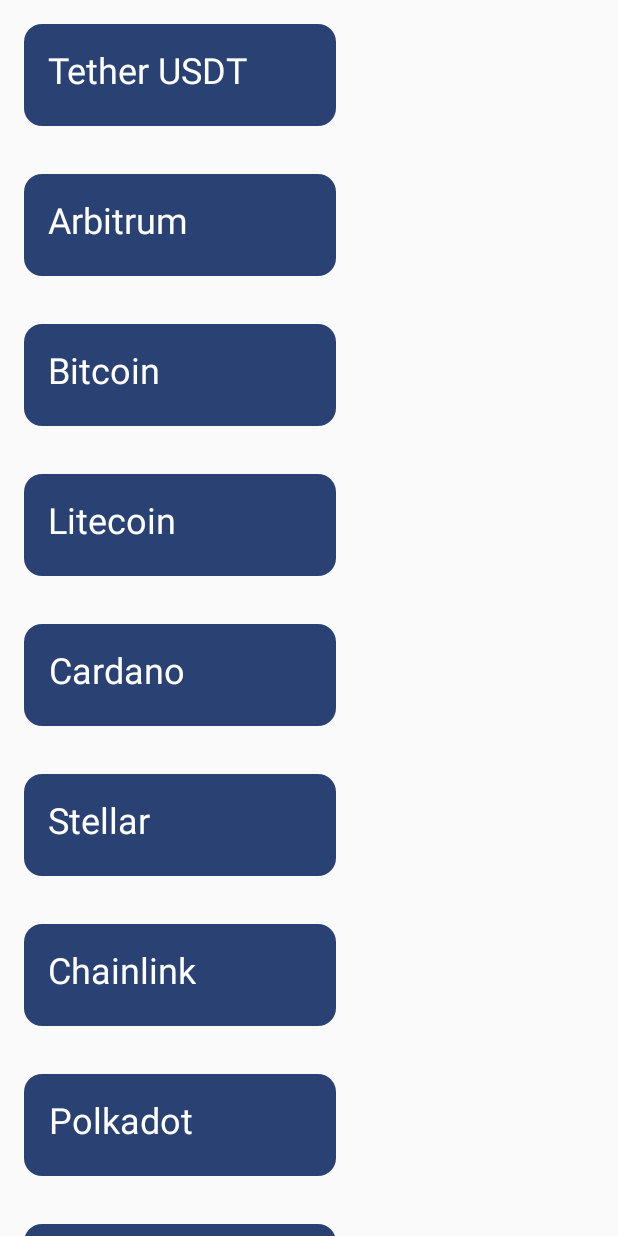
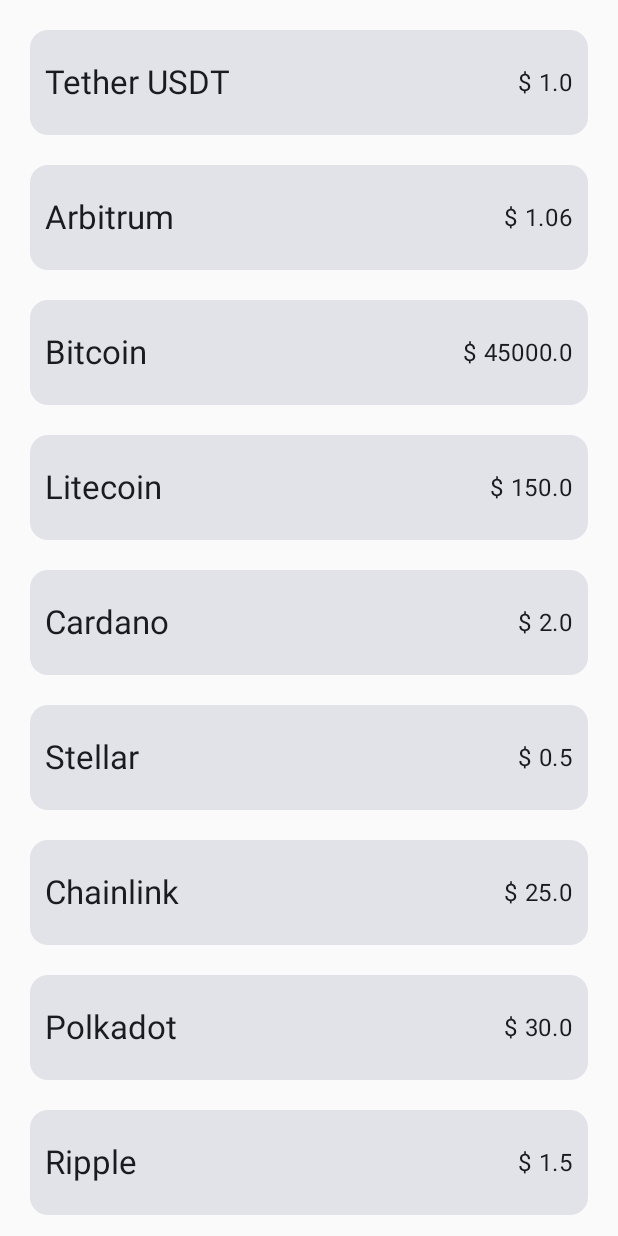
Before and after one commit to basstimam/Compose, an Android app built with Jetpack Compose: the screen it shows after launch (MainActivity), on a phone screen of 412 x 824 dp. Run offline under Robolectric (Android 15) with nearby library versions, the phone set to English and light mode, and no system bars.

Commit message:
[Update] HomeScreen beres

```diff
--- a/app/src/main/java/com/example/jetpackcrypto/MainActivity.kt
+++ b/app/src/main/java/com/example/jetpackcrypto/MainActivity.kt
@@ -3,20 +3,35 @@ package com.example.jetpackcrypto
 import android.os.Bundle
 import androidx.activity.ComponentActivity
 import androidx.activity.compose.setContent
+import androidx.compose.animation.AnimatedVisibility
+import androidx.compose.animation.fadeIn
+import androidx.compose.animation.fadeOut
+import androidx.compose.animation.slideInVertically
+import androidx.compose.animation.slideOutVertically
 import androidx.compose.foundation.layout.Box
 import androidx.compose.foundation.layout.fillMaxSize
 import androidx.compose.foundation.layout.fillMaxWidth
+import androidx.compose.foundation.layout.padding
 import androidx.compose.foundation.lazy.LazyColumn
 import androidx.compose.foundation.lazy.items
+import androidx.compose.foundation.lazy.rememberLazyListState
 import androidx.compose.material3.MaterialTheme
 import androidx.compose.material3.Surface
 import androidx.compose.material3.Text
 import androidx.compose.runtime.Composable
+import androidx.compose.runtime.derivedStateOf
+import androidx.compose.runtime.getValue
+import androidx.compose.runtime.remember
+import androidx.compose.runtime.rememberCoroutineScope
+import androidx.compose.ui.Alignment
 import androidx.compose.ui.Modifier
 import androidx.compose.ui.tooling.preview.Preview
+import androidx.compose.ui.unit.dp
 import com.example.jetpackcrypto.model.CoinsData
 import com.example.jetpackcrypto.ui.theme.JetpackCryptoTheme
 import com.example.jetpackcrypto.ui.theme.components.list_coin.CryptoListItem
+import com.example.jetpackcrypto.ui.theme.components.scroll.ScrollToTopButton
+import kotlinx.coroutines.launch
 
 class MainActivity : ComponentActivity() {
     override fun onCreate(savedInstanceState: Bundle?) {
@@ -33,15 +48,37 @@ class MainActivity : ComponentActivity() {
 @Composable
 fun JetpackCryptoApp(modifier: Modifier = Modifier) {
 
-        Box(modifier = modifier)    {
+        Box(modifier = modifier.fillMaxSize())    {
+            val scope = rememberCoroutineScope()
+            val listState = rememberLazyListState()
+            val showButton: Boolean by remember {
+                derivedStateOf { listState.firstVisibleItemIndex > 0 }
+            }
 
-    LazyColumn{
+    LazyColumn(state = listState, modifier = Modifier.padding(10.dp)){
         items(CoinsData.coins, key = { it.id }) { hero ->
             CryptoListItem(name = hero.name, price = hero.price)
         }
     }
+            AnimatedVisibility(
+                visible = showButton,
+                enter = fadeIn() + slideInVertically(),
+                exit = fadeOut() + slideOutVertically(),
+                modifier = Modifier
+                    .padding(bottom = 30.dp)
+                    .align(Alignment.BottomCenter)
+            ) {
+                ScrollToTopButton(
+                    onClick = {
+                        scope.launch {
+                            listState.scrollToItem(index = 0)
+                        }
+                    }
+                )
+            }
 
         }
+
 
     }
 
--- a/app/src/main/java/com/example/jetpackcrypto/model/CoinsData.kt
+++ b/app/src/main/java/com/example/jetpackcrypto/model/CoinsData.kt
@@ -115,6 +115,129 @@ object CoinsData {
             price = 0.1,
             volume24h = "$8,000,000",
         ),
+        Coin(
+            id = "15",
+            symbol = "SOL",
+            name = "Solana",
+            ethAddress = "0x50B728D8D964fd00C2d0AAD81718b71311feF68a",
+            price = 100.0,
+            volume24h = "$20,000,000",
+        ),
+        Coin(
+            id = "16",
+            symbol = "MATIC",
+            name = "Polygon",
+            ethAddress = "0x7D1AfA7B718fb893dB30A3aBc0Cfc608AaCfeBB0",
+            price = 1.0,
+            volume24h = "$10,000,000",
+        ),
+
+        Coin(
+            id = "17",
+            symbol = "XMR",
+            name = "Monero",
+            ethAddress = "0x7D1AfA7B718fb893dB30A3aBc0Cfc608AaCfeBB0",
+            price = 200.0,
+            volume24h = "$10,000,000",
+        ),
+        Coin(
+            id = "18",
+            symbol = "EOS",
+            name = "EOS",
+            ethAddress = "0x56b6fB708fC5732DEC1Afc8D8556423A2EDcCbD6",
+            price = 5.0,
+            volume24h = "$10,000,000",
+        ),
+        Coin(
+            id = "19",
+            symbol = "TRX",
+            name = "TRON",
+            ethAddress = "0x56b6fB708fC5732DEC1Afc8D8556423A2EDcCbD6",
+            price = 0.1,
+            volume24h = "$10,000,000",
+        ),
+        Coin(
+            id = "20",
+            symbol = "NEO",
+            name = "NEO",
+            ethAddress = "0x56b6fB708fC5732DEC1Afc8D8556423A2EDcCbD6",
+            price = 50.0,
+            volume24h = "$10,000,000",
+        ),
+        Coin(
+            id = "21",
+            symbol = "ATOM",
+            name = "Cosmos",
+            ethAddress = "0x56b6fB708fC5732DEC1Afc8D8556423A2EDcCbD6",
+            price = 20.0,
+            volume24h = "$10,000,000",
+        ),
+        Coin(
+            id = "22",
+            symbol = "THETA",
+            name = "Theta Network",
+            ethAddress = "0x56b6fB708fC5732DEC1Afc8D8556423A2EDcCbD6",
+            price = 10.0,
+            volume24h = "$10,000,000",
+        ),
+        Coin(
+            id = "23",
+            symbol = "FIL",
+            name = "Filecoin",
+            ethAddress = "0x56b6fB708fC5732DEC1Afc8D8556423A2EDcCbD6",
+            price = 100.0,
+            volume24h = "$10,000,000",
+        ),
+        Coin(
+            id = "24",
+            symbol = "AAVE",
+            name = "Aave",
+            ethAddress = "0x56b6fB708fC5732DEC1Afc8D8556423A2EDcCbD6",
+            price = 200.0,
+            volume24h = "$10,000,000",
+        ),
+        Coin(
+            id = "25",
+            symbol = "XEM",
+            name = "NEM",
+            ethAddress = "0x56b6fB708fC5732DEC1Afc8D8556423A2EDcCbD6",
+            price = 0.5,
+            volume24h = "$10,000,000",
+        ),
+        Coin(
+            id = "26",
+            symbol = "KSM",
+            name = "Kusama",
+            ethAddress = "0x56b6fB708fC5732DEC1Afc8D8556423A2EDcCbD6",
+            price = 100.0,
+            volume24h = "$10,000,000",
+        ),
+        Coin(
+            id = "27",
+            symbol = "HT",
+            name = "Huobi Token",
+            ethAddress = "0x56b6fB708fC5732DEC1Afc8D8556423A2EDcCbD6",
+            price = 10.0,
+            volume24h = "$10,000,000",
+        ),
+        Coin(
+            id = "28",
+            symbol = "WBTC",
+            name = "Wrapped Bitcoin",
+            ethAddress = "0x2260FAC5E5542a773Aa44fBCfeDf7C193bc2C599",
+            price = 45000.0,
+            volume24h = "$10,000,000",
+        ),
+        Coin(
+            id = "29",
+            symbol = "DAI",
+            name = "Dai",
+            ethAddress = "0x6B175474E89094C44Da98b954EedeAC495271d0F",
+            price = 1.0,
+            volume24h = "$10,000,000",
+        ),
+
+
 
 
         )
--- a/app/src/main/java/com/example/jetpackcrypto/ui/theme/components/list_coin/CryptoList.kt
+++ b/app/src/main/java/com/example/jetpackcrypto/ui/theme/components/list_coin/CryptoList.kt
@@ -1,7 +1,12 @@
 package com.example.jetpackcrypto.ui.theme.components.list_coin
 
+import androidx.compose.foundation.layout.Arrangement
 import androidx.compose.foundation.layout.Column
+import androidx.compose.foundation.layout.Row
+import androidx.compose.foundation.layout.Spacer
+import androidx.compose.foundation.layout.fillMaxSize
 import androidx.compose.foundation.layout.fillMaxWidth
+import androidx.compose.foundation.layout.height
 import androidx.compose.foundation.layout.padding
 import androidx.compose.foundation.layout.size
 import androidx.compose.material3.Card
@@ -9,7 +14,9 @@ import androidx.compose.material3.CardDefaults
 import androidx.compose.material3.MaterialTheme
 import androidx.compose.material3.Text
 import androidx.compose.runtime.Composable
+import androidx.compose.ui.Alignment
 import androidx.compose.ui.Modifier
+import androidx.compose.ui.graphics.Color
 import androidx.compose.ui.text.style.TextAlign
 import androidx.compose.ui.tooling.preview.Preview
 import androidx.compose.ui.unit.dp
@@ -19,30 +26,22 @@ fun CryptoListItem(name: String, price: Double, modifier: Modifier = Modifier)
 {
 
     Card(
-        colors = CardDefaults.cardColors(
-            containerColor = MaterialTheme.colorScheme.primary,
-        ),
-        modifier = Modifier
-            .size(width = 240.dp, height = 100.dp)
-            .padding(16.dp)
-
+        modifier = Modifier.padding(10.dp).fillMaxWidth().height(70.dp),
     ) {
-        Column (modifier = modifier.padding(16.dp)){
-            Text(
-                text = name,
-                style = MaterialTheme.typography.headlineSmall,
-                textAlign = TextAlign.Center,
-                modifier = Modifier.padding(bottom = 8.dp)
-            )
-            Text(
-                text = "Price now: $$price",
-                style = MaterialTheme.typography.bodySmall,
-                textAlign = TextAlign.Center,
-                modifier = Modifier.padding(bottom = 8.dp)
-            )
-
+        Row(
+            modifier = Modifier
+                .fillMaxSize()
+                .padding(10.dp)
+                ,
+            verticalAlignment = Alignment.CenterVertically,
+            horizontalArrangement = Arrangement.SpaceBetween
+        ) {
+            Text(text = name, style = MaterialTheme.typography.titleLarge)
+            Spacer(modifier = Modifier.weight(1f))
+            Text(text = "$ $price")
         }
     }
+
 
 }
 
@@ -50,7 +49,6 @@ fun CryptoListItem(name: String, price: Double, modifier: Modifier = Modifier)
 
 @Preview (showBackground = true)
 @Composable
-
 fun DefaultPreview()
 {
     CryptoListItem(name = "Bitcoin", price = 45000.0)
--- /dev/null
+++ b/app/src/main/java/com/example/jetpackcrypto/ui/theme/components/scroll/ScrollToTopButton.kt
@@ -0,0 +1,26 @@
+package com.example.jetpackcrypto.ui.theme.components.scroll
+
+import androidx.compose.material.icons.Icons
+import androidx.compose.material.icons.filled.KeyboardArrowUp
+import androidx.compose.material3.FilledIconButton
+import androidx.compose.material3.Icon
+import androidx.compose.runtime.Composable
+import androidx.compose.ui.Modifier
+import androidx.compose.ui.res.stringResource
+import com.example.jetpackcrypto.R
+
+@Composable
+fun ScrollToTopButton(
+    onClick: () -> Unit,
+    modifier: Modifier = Modifier
+) {
+    FilledIconButton(
+        onClick = onClick,
+        modifier = modifier
+    ) {
+        Icon(
+            imageVector = Icons.Filled.KeyboardArrowUp,
+            contentDescription = stringResource(R.string.scroll_to_top),
+        )
+    }
+}
--- a/app/src/main/res/values/strings.xml
+++ b/app/src/main/res/values/strings.xml
@@ -1,3 +1,4 @@
 <resources>
     <string name="app_name">JetpackCrypto</string>
+    <string name="scroll_to_top">Scroll to top\n</string>
 </resources>
```
